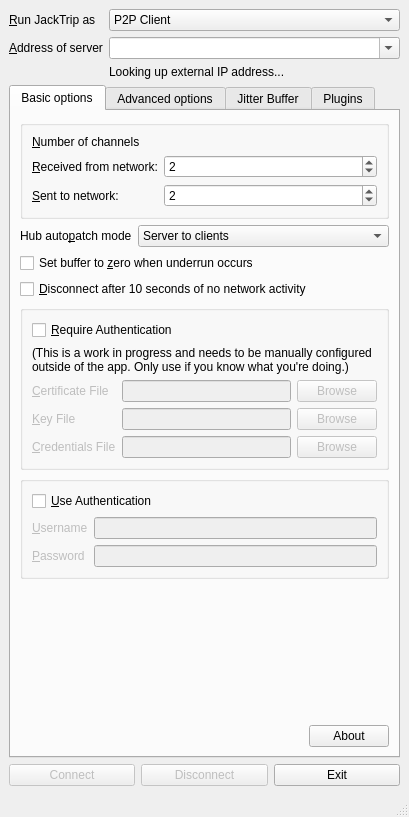
First picture: the form in src/gui/qjacktrip.ui, repository jacktrip/jacktrip, before the edit.
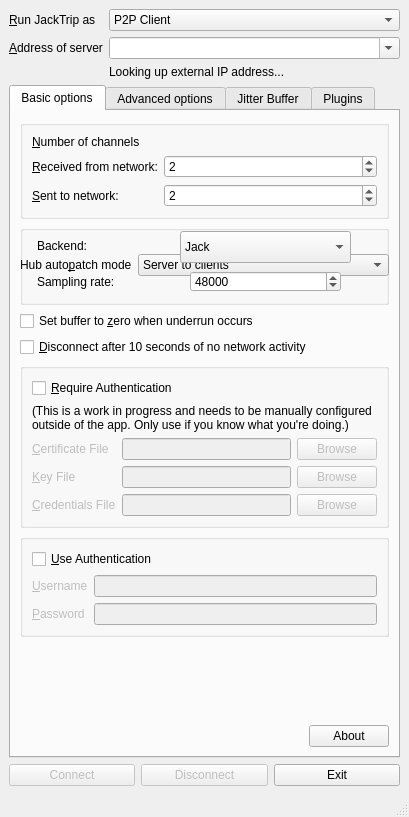
Second picture: the form after the edit. Icons and pictures are not drawn.

Commit message: jacktrip gui: add basic rtaudio controls

Diff of the .ui file:
```diff
--- a/src/gui/qjacktrip.ui
+++ b/src/gui/qjacktrip.ui
@@ -552,6 +552,102 @@
           </layout>
          </widget>
         </item>
+        <item row="3" column="0" colspan="3">
+         <widget class="QGroupBox" name="backendGroupBox">
+          <property name="minimumSize">
+           <size>
+            <width>0</width>
+            <height>80</height>
+           </size>
+          </property>
+          <property name="title">
+           <string/>
+          </property>
+          <widget class="QComboBox" name="backendBox">
+           <property name="geometry">
+            <rect>
+             <x>160</x>
+             <y>6</y>
+             <width>171</width>
+             <height>32</height>
+            </rect>
+           </property>
+           <property name="toolTip">
+            <string>set the backend</string>
+           </property>
+           <item>
+            <property name="text">
+             <string>Jack</string>
+            </property>
+           </item>
+           <item>
+            <property name="text">
+             <string>RtAudio</string>
+            </property>
+           </item>
+          </widget>
+          <widget class="QSpinBox" name="sampleRateBox">
+           <property name="geometry">
+            <rect>
+             <x>170</x>
+             <y>46</y>
+             <width>151</width>
+             <height>21</height>
+            </rect>
+           </property>
+           <property name="toolTip">
+            <string>set sampling rate (RtAudio only)</string>
+           </property>
+           <property name="prefix">
+            <string/>
+           </property>
+           <property name="minimum">
+            <number>0</number>
+           </property>
+           <property name="maximum">
+            <number>384000</number>
+           </property>
+           <property name="stepType">
+            <enum>QAbstractSpinBox::DefaultStepType</enum>
+           </property>
+           <property name="value">
+            <number>48000</number>
+           </property>
+          </widget>
+          <widget class="QLabel" name="samplingRateLabel">
+           <property name="geometry">
+            <rect>
+             <x>17</x>
+             <y>46</y>
+             <width>120</width>
+             <height>21</height>
+            </rect>
+           </property>
+           <property name="text">
+            <string>Sampling rate:</string>
+           </property>
+          </widget>
+          <widget class="QLabel" name="backendLabel">
+           <property name="geometry">
+            <rect>
+             <x>17</x>
+             <y>6</y>
+             <width>80</width>
+             <height>30</height>
+            </rect>
+           </property>
+           <property name="sizePolicy">
+            <sizepolicy hsizetype="Maximum" vsizetype="Preferred">
+             <horstretch>0</horstretch>
+             <verstretch>0</verstretch>
+            </sizepolicy>
+           </property>
+           <property name="text">
+            <string>Backend:</string>
+           </property>
+          </widget>
+         </widget>
+        </item>
        </layout>
       </widget>
       <widget class="QWidget" name="advancedTab">
```
The commit also changes 1 other file.
